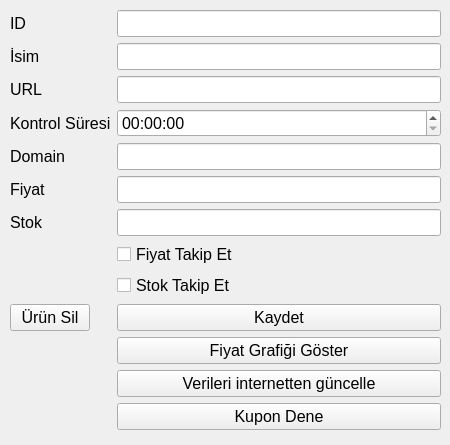
Qt form Python/Design/UrunDetayForm.ui (Afkborn/price-tracker-with-GUI) before a commit.
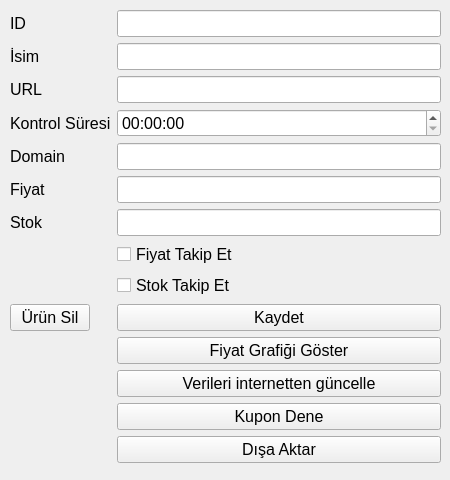
The same form after that commit.

Patch:
```diff
--- a/Python/Design/UrunDetayForm.ui
+++ b/Python/Design/UrunDetayForm.ui
@@ -7,13 +7,13 @@
     <x>0</x>
     <y>0</y>
     <width>450</width>
-    <height>445</height>
+    <height>480</height>
    </rect>
   </property>
   <property name="maximumSize">
    <size>
     <width>450</width>
-    <height>450</height>
+    <height>480</height>
    </size>
   </property>
   <property name="font">
@@ -30,7 +30,7 @@
      <x>10</x>
      <y>10</y>
      <width>431</width>
-     <height>421</height>
+     <height>461</height>
     </rect>
    </property>
    <layout class="QFormLayout" name="formLayout">
@@ -195,6 +195,13 @@
       </property>
      </widget>
     </item>
+    <item row="13" column="1">
+     <widget class="QPushButton" name="urun_export_button">
+      <property name="text">
+       <string>Dışa Aktar</string>
+      </property>
+     </widget>
+    </item>
    </layout>
   </widget>
  </widget>
```
